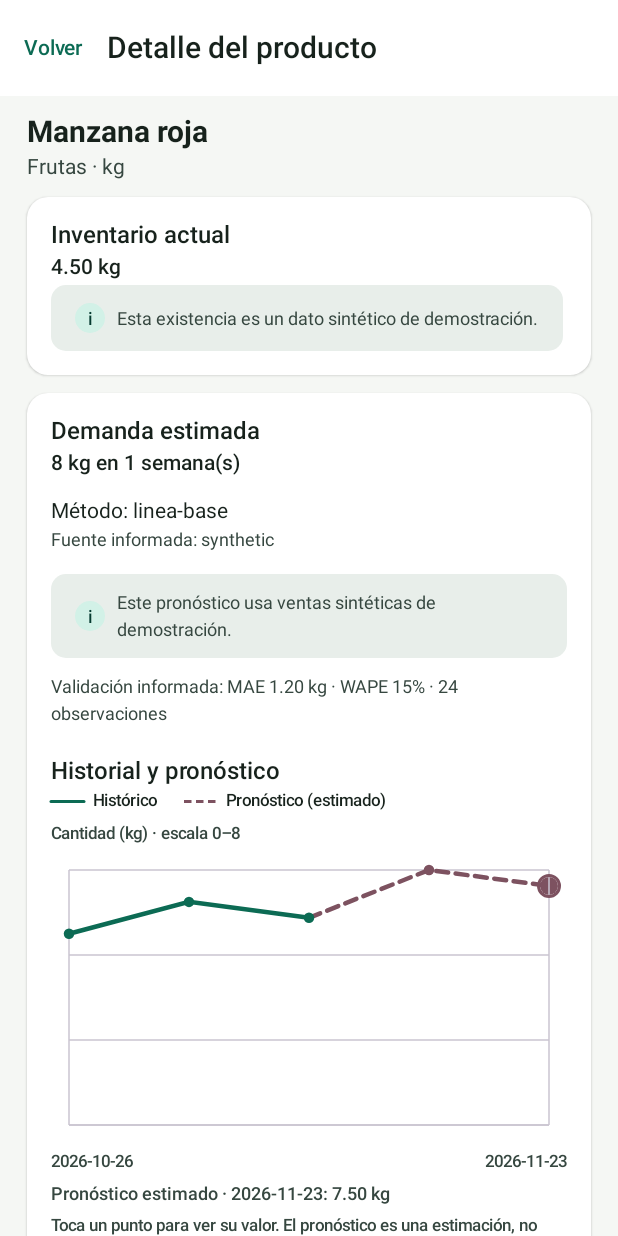
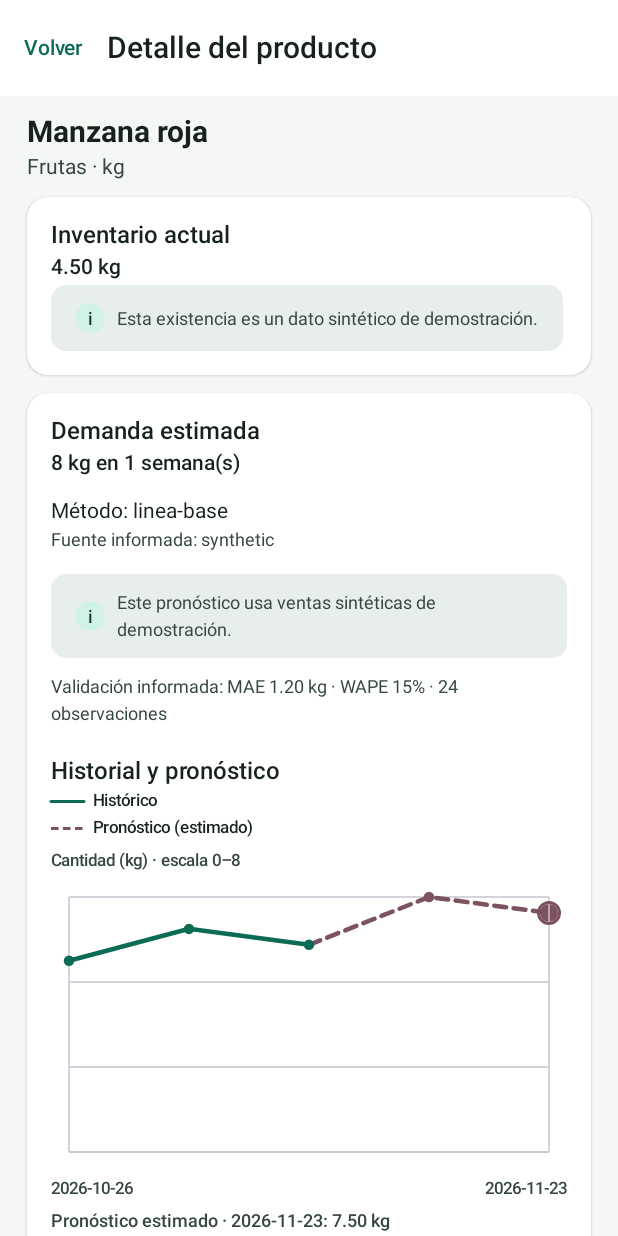
Before and after one commit to AtrTako-dev/ProyectoReneFULL, an Android app built with Jetpack Compose: the @Preview function ProductDetailPreview, on a phone screen of 412 x 824 dp. Run offline under Robolectric (Android 15) with nearby library versions, the phone set to English and light mode, and no system bars.

Commit message:
docs(android): record accessibility review

```diff
--- a/FrontEnd/app/src/main/java/com/morestock/app/ui/screens/AuthScreenLayout.kt
+++ b/FrontEnd/app/src/main/java/com/morestock/app/ui/screens/AuthScreenLayout.kt
@@ -18,6 +18,9 @@ import androidx.compose.material3.MaterialTheme
 import androidx.compose.material3.Surface
 import androidx.compose.material3.Text
 import androidx.compose.runtime.Composable
+import androidx.compose.ui.semantics.LiveRegionMode
+import androidx.compose.ui.semantics.liveRegion
+import androidx.compose.ui.semantics.semantics
 import androidx.compose.ui.Alignment
 import androidx.compose.ui.Modifier
 import androidx.compose.ui.text.font.FontWeight
@@ -92,11 +95,16 @@ internal fun AuthCooldownNotice(seconds: Long) {
             modifier = Modifier.padding(MoreStockSpacing.medium),
             verticalArrangement = Arrangement.spacedBy(MoreStockSpacing.xSmall),
         ) {
-            Text("Espera antes de intentarlo de nuevo", style = MaterialTheme.typography.titleSmall)
             Text(
-                "El servidor limitó temporalmente los intentos. Podrás probar en $seconds segundos.",
+                "Espera antes de intentarlo de nuevo",
+                style = MaterialTheme.typography.titleSmall,
+                modifier = Modifier.semantics { liveRegion = LiveRegionMode.Polite },
+            )
+            Text(
+                "El servidor limitó temporalmente los intentos.",
                 style = MaterialTheme.typography.bodyMedium,
             )
+            Text("Podrás probar en $seconds segundos.", style = MaterialTheme.typography.bodySmall)
         }
     }
 }
--- a/FrontEnd/app/src/main/java/com/morestock/app/ui/screens/BusinessScreen.kt
+++ b/FrontEnd/app/src/main/java/com/morestock/app/ui/screens/BusinessScreen.kt
@@ -44,6 +44,7 @@ import androidx.compose.ui.semantics.clearAndSetSemantics
 import androidx.compose.ui.semantics.heading
 import androidx.compose.ui.semantics.semantics
 import androidx.compose.ui.text.font.FontWeight
+import androidx.compose.ui.text.style.TextOverflow
 import androidx.compose.ui.text.input.ImeAction
 import androidx.compose.ui.text.input.KeyboardType
 import androidx.compose.foundation.text.KeyboardOptions
@@ -144,7 +145,15 @@ fun BusinessScreen(
                         selected = selectedTab == tab,
                         onClick = { onSelectTab(tab) },
                         icon = { BusinessTabGlyph(tab, selectedTab == tab) },
-                        label = { Text(tab.label) },
+                        label = {
+                            Text(
+                                tab.label,
+                                maxLines = 1,
+                                softWrap = false,
+                                overflow = TextOverflow.Ellipsis,
+                                style = MaterialTheme.typography.labelSmall,
+                            )
+                        },
                     )
                 }
             }
--- a/FrontEnd/app/src/main/java/com/morestock/app/ui/screens/ForecastChart.kt
+++ b/FrontEnd/app/src/main/java/com/morestock/app/ui/screens/ForecastChart.kt
@@ -30,6 +30,8 @@ import androidx.compose.ui.semantics.liveRegion
 import androidx.compose.ui.semantics.semantics
 import androidx.compose.ui.semantics.stateDescription
 import androidx.compose.ui.text.font.FontWeight
+import androidx.compose.ui.text.style.TextAlign
+import androidx.compose.ui.text.style.TextOverflow
 import androidx.compose.ui.unit.dp
 import com.morestock.app.data.ForecastPoint
 import com.morestock.app.ui.presentation.ForecastChartPresentation
@@ -57,7 +59,7 @@ internal fun ForecastChart(
     val maxValue = if (rawMaxValue > minValue) rawMaxValue else minValue + 1.0
 
     Column(modifier = modifier, verticalArrangement = Arrangement.spacedBy(8.dp)) {
-        Row(horizontalArrangement = Arrangement.spacedBy(18.dp)) {
+        Column(modifier = Modifier.fillMaxWidth(), verticalArrangement = Arrangement.spacedBy(4.dp)) {
             ChartLegend(color = primary, label = "Histórico", dashed = false)
             ChartLegend(color = forecastColor, label = "Pronóstico (estimado)", dashed = true)
         }
@@ -149,9 +151,24 @@ internal fun ForecastChart(
         if (samples.size == 1) {
             Text(samples.single().date, style = MaterialTheme.typography.labelSmall, color = labelColor)
         } else {
-            Row(modifier = Modifier.fillMaxWidth(), horizontalArrangement = Arrangement.SpaceBetween) {
-                Text(samples.first().date, style = MaterialTheme.typography.labelSmall, color = labelColor)
-                Text(samples.last().date, style = MaterialTheme.typography.labelSmall, color = labelColor)
+            Row(modifier = Modifier.fillMaxWidth(), horizontalArrangement = Arrangement.spacedBy(8.dp)) {
+                Text(
+                    samples.first().date,
+                    modifier = Modifier.weight(1f),
+                    maxLines = 1,
+                    overflow = TextOverflow.Ellipsis,
+                    style = MaterialTheme.typography.labelSmall,
+                    color = labelColor,
+                )
+                Text(
+                    samples.last().date,
+                    modifier = Modifier.weight(1f),
+                    maxLines = 1,
+                    overflow = TextOverflow.Ellipsis,
+                    style = MaterialTheme.typography.labelSmall,
+                    color = labelColor,
+                    textAlign = TextAlign.End,
+                )
             }
         }
         selected?.let {
@@ -173,7 +190,7 @@ internal fun ForecastChart(
 
 @Composable
 private fun ChartLegend(color: androidx.compose.ui.graphics.Color, label: String, dashed: Boolean) {
-    Row(horizontalArrangement = Arrangement.spacedBy(6.dp)) {
+    Row(modifier = Modifier.fillMaxWidth(), horizontalArrangement = Arrangement.spacedBy(6.dp)) {
         Canvas(Modifier.width(22.dp).height(14.dp)) {
             val y = size.height / 2f
             if (dashed) {
@@ -183,7 +200,7 @@ private fun ChartLegend(color: androidx.compose.ui.graphics.Color, label: String
                 drawLine(color, Offset(0f, y), Offset(size.width, y), strokeWidth = 2.dp.toPx(), cap = StrokeCap.Round)
             }
         }
-        Text(label, style = MaterialTheme.typography.labelSmall)
+        Text(label, modifier = Modifier.weight(1f), style = MaterialTheme.typography.labelSmall)
     }
 }
 
--- a/FrontEnd/app/src/main/java/com/morestock/app/ui/screens/ProductDetailScreen.kt
+++ b/FrontEnd/app/src/main/java/com/morestock/app/ui/screens/ProductDetailScreen.kt
@@ -23,6 +23,7 @@ import androidx.compose.ui.Modifier
 import androidx.compose.ui.semantics.heading
 import androidx.compose.ui.semantics.semantics
 import androidx.compose.ui.text.font.FontWeight
+import androidx.compose.ui.text.style.TextAlign
 import androidx.compose.ui.tooling.preview.Preview
 import androidx.compose.ui.unit.dp
 import com.morestock.app.data.Forecast
@@ -172,9 +173,14 @@ private fun ForecastPointList(title: String, points: List<ForecastPoint>, unit:
     Column(verticalArrangement = Arrangement.spacedBy(4.dp)) {
         Text(title, style = MaterialTheme.typography.titleSmall, fontWeight = FontWeight.SemiBold)
         points.forEach { point ->
-            Row(modifier = Modifier.fillMaxWidth(), horizontalArrangement = Arrangement.SpaceBetween) {
-                Text(point.date, style = MaterialTheme.typography.bodySmall)
-                Text("${formatAmount(point.demand)} $unit", style = MaterialTheme.typography.bodySmall)
+            Row(modifier = Modifier.fillMaxWidth(), horizontalArrangement = Arrangement.spacedBy(8.dp)) {
+                Text(point.date, modifier = Modifier.weight(1f), style = MaterialTheme.typography.bodySmall)
+                Text(
+                    "${formatAmount(point.demand)} $unit",
+                    modifier = Modifier.weight(1f),
+                    style = MaterialTheme.typography.bodySmall,
+                    textAlign = TextAlign.End,
+                )
             }
         }
     }
@@ -210,9 +216,23 @@ private fun RecommendationContent(recommendation: Recommendation) {
 
 @Composable
 private fun DataRow(label: String, value: Double, unit: String) {
-    Row(modifier = Modifier.fillMaxWidth().padding(top = 5.dp), horizontalArrangement = Arrangement.SpaceBetween) {
-        Text(label, style = MaterialTheme.typography.bodySmall, color = MaterialTheme.colorScheme.onSurfaceVariant)
-        Text("${formatAmount(value)} $unit", style = MaterialTheme.typography.bodySmall, fontWeight = FontWeight.Medium)
+    Row(
+        modifier = Modifier.fillMaxWidth().padding(top = 5.dp),
+        horizontalArrangement = Arrangement.spacedBy(8.dp),
+    ) {
+        Text(
+            label,
+            modifier = Modifier.weight(1f),
+            style = MaterialTheme.typography.bodySmall,
+            color = MaterialTheme.colorScheme.onSurfaceVariant,
+        )
+        Text(
+            "${formatAmount(value)} $unit",
+            modifier = Modifier.weight(1f),
+            style = MaterialTheme.typography.bodySmall,
+            fontWeight = FontWeight.Medium,
+            textAlign = TextAlign.End,
+        )
     }
 }
 
```
Also changed, not shown: 2 other files.
